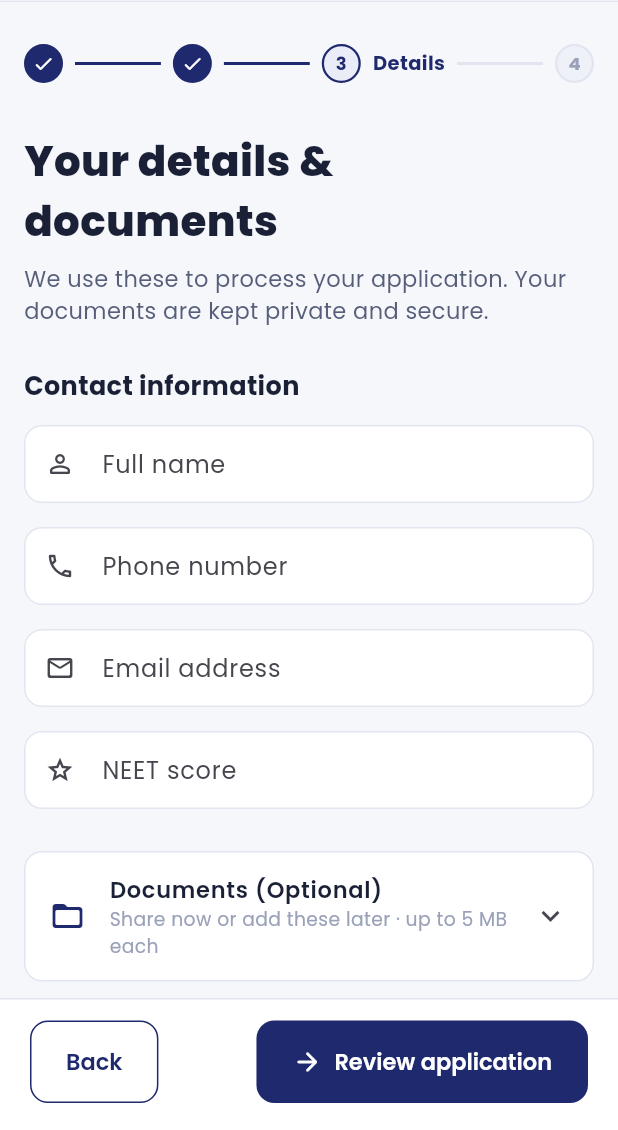
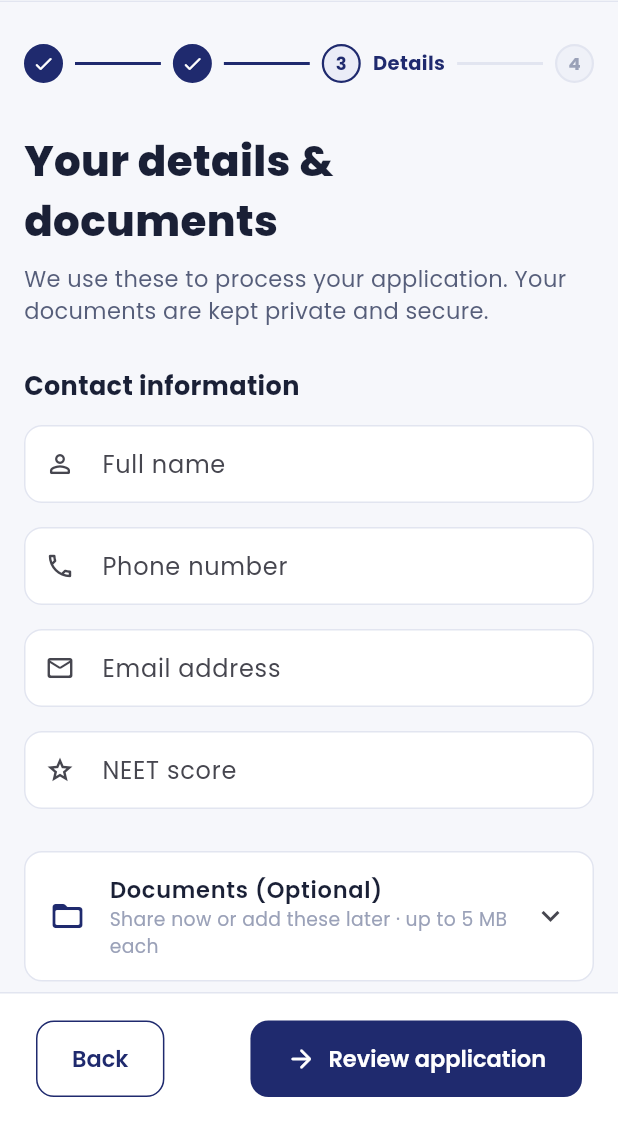
Before and after one commit to Rajg18/MBBS_abroad_consultancy-, a Flutter app: the DetailsScreen screen opened by its route, on a phone screen of 412 x 824 dp, the part 106-1236 px from its top. Run offline on Flutter 3.47's test engine with Material 3 defaults, Android fonts, the phone set to English and light mode, and no system bars; our stand-ins replace dio, file_picker, flutter_riverpod, go_router, google_fonts; missing offline and left inert: dart:html; network calls fail; statements that could not run were skipped.

Commit message:
Th final UI fix

```diff
--- a/frontend/lib/features/country_selection/country_selection_screen.dart
+++ b/frontend/lib/features/country_selection/country_selection_screen.dart
@@ -111,7 +111,7 @@ class CountrySelectionScreen extends ConsumerWidget {
         color: AppColors.surface,
         border: Border(top: BorderSide(color: AppColors.border)),
       ),
-      padding: const EdgeInsets.fromLTRB(20, 14, 20, 18),
+      padding: const EdgeInsets.fromLTRB(24, 18, 24, 22),
       child: SafeArea(
         top: false,
         child: Center(
@@ -132,6 +132,10 @@ class CountrySelectionScreen extends ConsumerWidget {
                       canProceed ? () => context.go('/colleges') : null,
                   icon: const Icon(Icons.arrow_forward_rounded, size: 20),
                   label: const Text('Continue'),
+                  style: FilledButton.styleFrom(
+                    padding: const EdgeInsets.symmetric(
+                        horizontal: 24, vertical: 14),
+                  ),
                 ),
               ],
             ),
--- a/frontend/lib/features/details/details_screen.dart
+++ b/frontend/lib/features/details/details_screen.dart
@@ -30,8 +30,8 @@ class _DetailsScreenState extends ConsumerState<DetailsScreen> {
   final _email = TextEditingController();
   final _neet = TextEditingController();
 
-  PickedDoc? _tenth, _twelfth, _passport, _aadhaar;
-  String? _tenthErr, _twelfthErr, _passportErr, _aadhaarErr;
+  PickedDoc? _tenth, _twelfth, _passport, _aadhaar, _neetScorecard;
+  String? _tenthErr, _twelfthErr, _passportErr, _aadhaarErr, _neetScorecardErr;
   bool _consent = false;
   bool _consentErr = false;
 
@@ -48,6 +48,7 @@ class _DetailsScreenState extends ConsumerState<DetailsScreen> {
     _twelfth = d.twelfthMarksheet;
     _passport = d.passport;
     _aadhaar = d.aadhaar;
+    _neetScorecard = d.neetScorecard;
     _consent = d.consent;
   }
 
@@ -115,6 +116,7 @@ class _DetailsScreenState extends ConsumerState<DetailsScreen> {
           twelfthMarksheet: _twelfth,
           passport: _passport,
           aadhaar: _aadhaar,
+          neetScorecard: _neetScorecard,
           consent: _consent,
         );
     context.go('/review');
@@ -283,8 +285,9 @@ class _DetailsScreenState extends ConsumerState<DetailsScreen> {
   /// Collapsed by default — documents are optional, so we don't force the
   /// student to look at four upload fields before they can proceed.
   Widget _documentsDropdown() {
-    final uploadedCount =
-        [_tenth, _twelfth, _passport, _aadhaar].where((d) => d != null).length;
+    final uploadedCount = [_tenth, _twelfth, _passport, _aadhaar, _neetScorecard]
+        .where((d) => d != null)
+        .length;
 
     return Container(
       decoration: BoxDecoration(
@@ -307,7 +310,7 @@ class _DetailsScreenState extends ConsumerState<DetailsScreen> {
                   color: AppColors.textPrimary)),
           subtitle: Text(
             uploadedCount > 0
-                ? '$uploadedCount of 4 added · PDF, JPG or PNG, up to 5 MB each'
+                ? '$uploadedCount of 5 added · PDF, JPG or PNG, up to 5 MB each'
                 : 'Share now or add these later · up to 5 MB each',
             style:
                 const TextStyle(fontSize: 12.5, color: AppColors.textMuted),
@@ -356,6 +359,17 @@ class _DetailsScreenState extends ConsumerState<DetailsScreen> {
                   setDoc: (d) => _aadhaar = d,
                   setErr: (e) => _aadhaarErr = e),
               onRemove: () => setState(() => _aadhaar = null),
+            ),
+            _uploadField(
+              label: 'NEET scorecard',
+              hint: 'PDF only',
+              doc: _neetScorecard,
+              error: _neetScorecardErr,
+              onPick: () => _pick(
+                  allowed: _pdf,
+                  setDoc: (d) => _neetScorecard = d,
+                  setErr: (e) => _neetScorecardErr = e),
+              onRemove: () => setState(() => _neetScorecard = null),
             ),
           ],
         ),
@@ -528,7 +542,7 @@ class _DetailsScreenState extends ConsumerState<DetailsScreen> {
         color: AppColors.surface,
         border: Border(top: BorderSide(color: AppColors.border)),
       ),
-      padding: const EdgeInsets.fromLTRB(20, 14, 20, 18),
+      padding: const EdgeInsets.fromLTRB(24, 18, 24, 22),
       child: SafeArea(
         top: false,
         child: Align(
@@ -539,6 +553,10 @@ class _DetailsScreenState extends ConsumerState<DetailsScreen> {
               children: [
                 OutlinedButton(
                   onPressed: () => context.go('/colleges'),
+                  style: OutlinedButton.styleFrom(
+                    padding: const EdgeInsets.symmetric(
+                        horizontal: 24, vertical: 14),
+                  ),
                   child: const Text('Back'),
                 ),
                 const Spacer(),
@@ -546,6 +564,10 @@ class _DetailsScreenState extends ConsumerState<DetailsScreen> {
                   onPressed: _onContinue,
                   icon: const Icon(Icons.arrow_forward_rounded, size: 20),
                   label: const Text('Review application'),
+                  style: FilledButton.styleFrom(
+                    padding: const EdgeInsets.symmetric(
+                        horizontal: 24, vertical: 14),
+                  ),
                 ),
               ],
             ),
```
Also changed, not shown: frontend/lib/features/college_selection/college_selection_screen.dart (+9 -1 lines), frontend/lib/features/review/review_screen.dart (+10 -1 lines).
